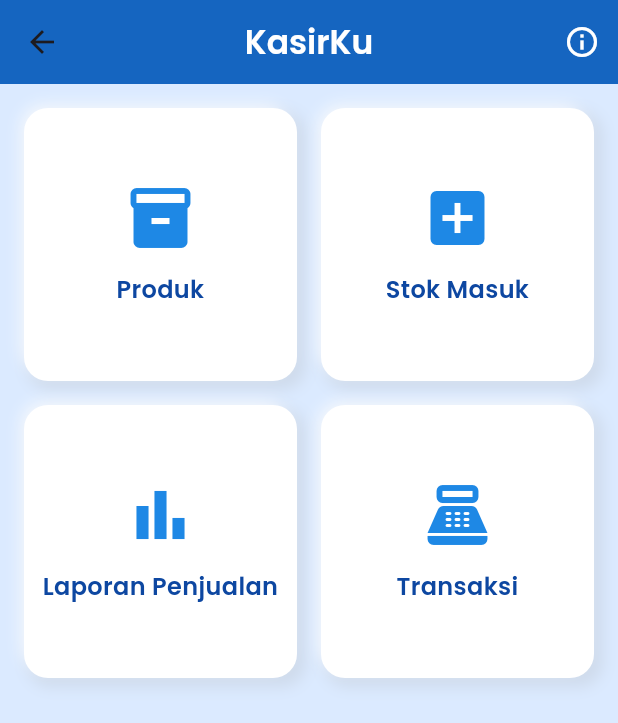
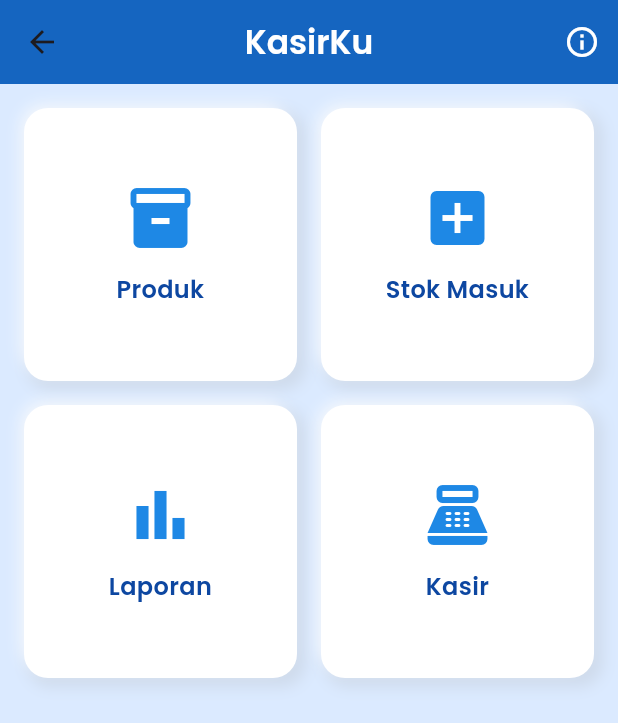
Before and after one commit to FazhariRizkyy/KasirKu, a Flutter app: the MenuPage screen opened by its route, on a phone screen of 412 x 824 dp. Shown: the top 723 px of the screen. Run offline on Flutter 3.47's test engine with Material 3 defaults, Android fonts, the phone set to English and light mode, and no system bars; our stand-ins replace animate_do, animated_splash_screen, font_awesome_flutter, google_fonts, image_picker, lottie and 3 more; accounts and stored records are empty; project files that could hold a hidden picture were left out.

Commit message:
Repair UI

```diff
--- a/lib/components/about.dart
+++ b/lib/components/about.dart
@@ -18,7 +18,7 @@ class AboutPage extends StatelessWidget {
     return Scaffold(
       appBar: AppBar(
         title: Text(
-          'Layanan Pelanggan',
+          'Tentang Aplikasi',
           style: GoogleFonts.poppins(
             fontSize: 22,
             fontWeight: FontWeight.w600,
@@ -138,7 +138,7 @@ class AboutPage extends StatelessWidget {
                     ),
                     const SizedBox(height: 8),
                     Text(
-                      '+62 812-3456-7890', // Ganti dengan nomor WhatsApp Anda
+                      '+62 812-1805-8713', // Ganti dengan nomor WhatsApp Anda
                       style: GoogleFonts.poppins(
                         fontSize: 16,
                         color: Colors.grey.shade600,
--- a/lib/components/menu.dart
+++ b/lib/components/menu.dart
@@ -18,8 +18,8 @@ class _MenuPageState extends State<MenuPage> {
   final List<_MenuItem> menuItems = [
     _MenuItem(icon: Icons.inventory_2, label: 'Produk', route: const DataProdukPage()),
     _MenuItem(icon: Icons.add_box, label: 'Stok Masuk', route: const StokMasukPage()),
-    _MenuItem(icon: Icons.bar_chart, label: 'Laporan Penjualan', route: const LaporanPenjualanPage()),
-    _MenuItem(icon: Icons.point_of_sale, label: 'Transaksi', route: const TransaksiPage()),
+    _MenuItem(icon: Icons.bar_chart, label: 'Laporan', route: const LaporanPenjualanPage()),
+    _MenuItem(icon: Icons.point_of_sale, label: 'Kasir', route: const TransaksiPage()),
   ];
 
   @override
@@ -43,7 +43,7 @@ class _MenuPageState extends State<MenuPage> {
             onPressed: () {
               Navigator.push(
                 context,
-                MaterialPageRoute(builder: (context) => const AboutPage()), // Navigasi ke about.dart
+                MaterialPageRoute(builder: (context) => const AboutPage()),
               );
             },
             tooltip: 'About',
@@ -58,56 +58,136 @@ class _MenuPageState extends State<MenuPage> {
             crossAxisCount: 2,
             crossAxisSpacing: 16,
             mainAxisSpacing: 16,
-            childAspectRatio: 1.0, // Membuat card lebih persegi
+            childAspectRatio: 1.0,
           ),
           itemBuilder: (context, index) {
-            return _buildMenuCard(menuItems[index]);
+            return _buildMenuCard(menuItems[index], index);
           },
         ),
       ),
     );
   }
 
-  Widget _buildMenuCard(_MenuItem item) {
+  Widget _buildMenuCard(_MenuItem item, int index) {
+    return _AnimatedCard(
+      item: item,
+      index: index,
+    );
+  }
+}
+
+class _AnimatedCard extends StatefulWidget {
+  final _MenuItem item;
+  final int index;
+
+  const _AnimatedCard({required this.item, required this.index});
+
+  @override
+  _AnimatedCardState createState() => _AnimatedCardState();
+}
+
+class _AnimatedCardState extends State<_AnimatedCard> with SingleTickerProviderStateMixin {
+  double _scale = 1.0;
+  bool _isTapped = false;
+  late AnimationController _controller;
+  late Animation<double> _fadeAnimation;
+
+  @override
+  void initState() {
+    super.initState();
+    _controller = AnimationController(
+      duration: const Duration(milliseconds: 300),
+      vsync: this,
+    );
+    _fadeAnimation = Tween<double>(begin: 0.0, end: 1.0).animate(
+      CurvedAnimation(
+        parent: _controller,
+        curve: Curves.easeInOut,
+      ),
+    );
+    // Start fade-in animation with delay based on index
+    Future.delayed(Duration(milliseconds: widget.index * 100), () {
+      if (mounted) {
+        _controller.forward();
+      }
+    });
+  }
+
+  @override
+  void dispose() {
+    _controller.dispose();
+    super.dispose();
+  }
+
+  @override
+  Widget build(BuildContext context) {
     return GestureDetector(
-      onTap: () {
+      onTapDown: (_) {
+        setState(() {
+          _scale = 0.95; // Scale down slightly when tapped
+          _isTapped = true;
+        });
+      },
+      onTapUp: (_) {
+        setState(() {
+          _scale = 1.0; // Return to original size
+          _isTapped = false;
+        });
         Navigator.push(
           context,
-          MaterialPageRoute(builder: (context) => item.route),
+          MaterialPageRoute(builder: (context) => widget.item.route),
         );
       },
+      onTapCancel: () {
+        setState(() {
+          _scale = 1.0; // Return to original size if tap is canceled
+          _isTapped = false;
+        });
+      },
+      child: FadeTransition(
+        opacity: _fadeAnimation,
+        child: Transform.scale(
+          scale: _scale,
           child: AnimatedContainer(
             duration: const Duration(milliseconds: 200),
             curve: Curves.easeInOut,
             decoration: BoxDecoration(
               color: Colors.white,
               borderRadius: BorderRadius.circular(16),
+              border: _isTapped
+                  ? Border.all(color: Colors.blue.shade800, width: 2)
+                  : null,
               boxShadow: [
                 BoxShadow(
                   color: Colors.grey.withOpacity(0.2),
                   spreadRadius: 2,
                   blurRadius: 8,
-              offset: const Offset(4, 4), // Neumorphism shadow
+                  offset: const Offset(4, 4),
                 ),
                 BoxShadow(
                   color: Colors.white.withOpacity(0.8),
                   spreadRadius: -2,
                   blurRadius: 8,
-              offset: const Offset(-4, -4), // Neumorphism highlight
+                  offset: const Offset(-4, -4),
                 ),
               ],
             ),
             child: Column(
               mainAxisAlignment: MainAxisAlignment.center,
               children: [
-            Icon(
-              item.icon,
+                AnimatedScale(
+                  scale: _isTapped ? 1.2 : 1.0,
+                  duration: const Duration(milliseconds: 200),
+                  curve: Curves.easeInOut,
+                  child: Icon(
+                    widget.item.icon,
                     size: 48,
                     color: Colors.blue.shade600,
                   ),
+                ),
                 const SizedBox(height: 12),
                 Text(
-              item.label,
+                  widget.item.label,
                   style: GoogleFonts.poppins(
                     color: Colors.blue.shade900,
                     fontSize: 16,
@@ -116,6 +196,8 @@ class _MenuPageState extends State<MenuPage> {
                   textAlign: TextAlign.center,
                 ),
               ],
+            ),
+          ),
         ),
       ),
     );
--- a/lib/components/transaksi.dart
+++ b/lib/components/transaksi.dart
@@ -386,7 +386,7 @@ class _TransaksiPageState extends State<TransaksiPage> with SingleTickerProvider
                         style: GoogleFonts.poppins(
                           fontSize: 18,
                           fontWeight: FontWeight.w500,
-                          color: Colors.black54,
+                          color: Colors.blue[600],
                         ),
                       ),
                     )
```
Also changed, not shown: lib/components/customer_service.dart (deleted, +0 -13 lines), lib/components/data_produk.dart (+70 -130 lines). Lines whose indentation alone changed are shown as unchanged.
